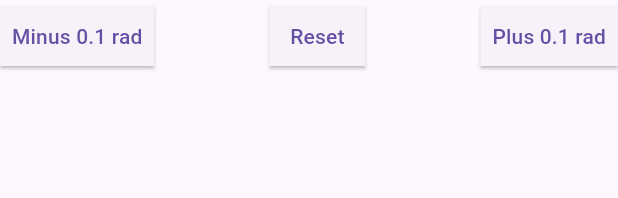
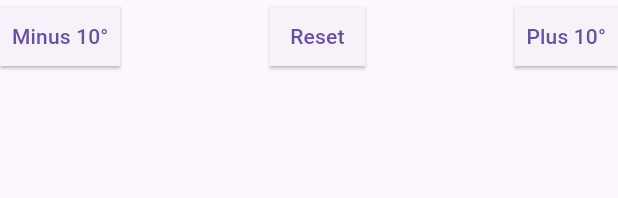
Before and after one commit to Jexim/flutter-embedded-test, a Flutter app: the _AngleButtons widget shown alone on an empty page, opened directly, on a phone screen of 412 x 824 dp. Shown: the top 198 px of the screen. Run offline on Flutter 3.47's test engine with Material 3 defaults, Android fonts, the phone set to English and light mode, and no system bars; our stand-ins replace equatable, flutter_bloc.

Commit message:
feat: make button change by degrees

```diff
--- a/lib/widgets/position_control.dart
+++ b/lib/widgets/position_control.dart
@@ -34,7 +34,7 @@ class _AngleButtons extends StatelessWidget {
       builder: (context, isManual) {
         void setStep(double delta) {
           final angle = context.read<TriangleRotationCubit>().state.angle;
-          final next = (angle + delta).clamp(-math.pi, math.pi).toDouble();
+          final next = (angle + delta * math.pi / 180).clamp(-math.pi, math.pi).toDouble();
 
           context.read<TriangleRotationCubit>().setTriangleRotation(next);
         }
@@ -46,9 +46,9 @@ class _AngleButtons extends StatelessWidget {
         return Row(
           mainAxisAlignment: MainAxisAlignment.spaceBetween,
           children: [
-            ElevatedButton(onPressed: isManual ? () => setStep(-0.1) : null, child: const Text('Minus 0.1 rad')),
+            ElevatedButton(onPressed: isManual ? () => setStep(-10) : null, child: const Text('Minus 10°')),
             ElevatedButton(onPressed: isManual ? reset : null, child: const Text('Reset')),
-            ElevatedButton(onPressed: isManual ? () => setStep(0.1) : null, child: const Text('Plus 0.1 rad')),
+            ElevatedButton(onPressed: isManual ? () => setStep(10) : null, child: const Text('Plus 10°')),
           ],
         );
       },
```
